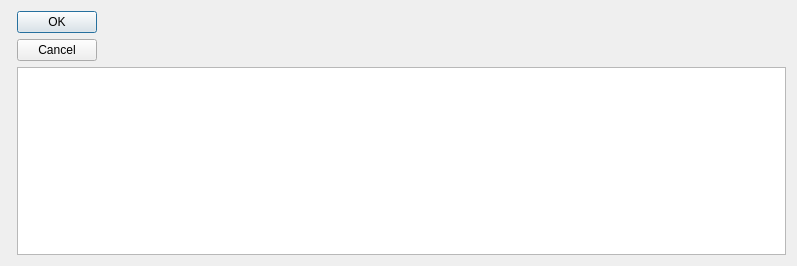
Qt form helper.ui (rubenlangius/pygrout) before a commit.
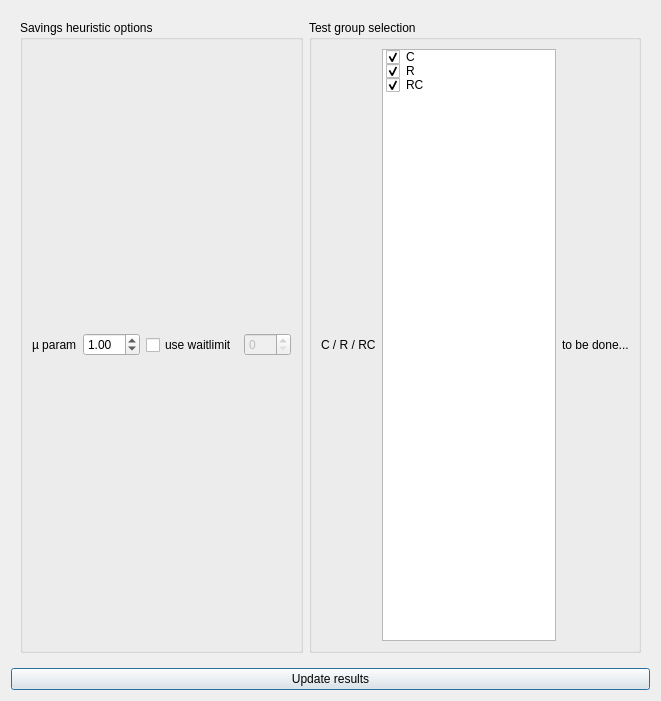
The same form after that commit.

Commit message: attempts on a gui for construction heuristics testing

```diff
--- a/helper.ui
+++ b/helper.ui
@@ -6,33 +6,142 @@
    <rect>
     <x>0</x>
     <y>0</y>
-    <width>797</width>
-    <height>266</height>
+    <width>661</width>
+    <height>701</height>
    </rect>
   </property>
   <property name="sizePolicy">
-   <sizepolicy hsizetype="Fixed" vsizetype="Fixed">
+   <sizepolicy hsizetype="Preferred" vsizetype="Preferred">
     <horstretch>0</horstretch>
-    <verstretch>0</verstretch>
+    <verstretch>1</verstretch>
    </sizepolicy>
   </property>
   <property name="windowTitle">
    <string>Dialog</string>
   </property>
-  <layout class="QFormLayout" name="formLayout">
-   <item row="1" column="0">
-    <layout class="QVBoxLayout" name="verticalLayout"/>
-   </item>
-   <item row="2" column="1">
-    <widget class="QTreeView" name="treeView"/>
-   </item>
-   <item row="1" column="1">
-    <widget class="QDialogButtonBox" name="buttonBox">
-     <property name="orientation">
-      <enum>Qt::Vertical</enum>
+  <layout class="QVBoxLayout" name="verticalLayout">
+   <item>
+    <widget class="QWidget" name="widget" native="true">
+     <property name="minimumSize">
+      <size>
+       <width>0</width>
+       <height>0</height>
+      </size>
      </property>
-     <property name="standardButtons">
-      <set>QDialogButtonBox::Cancel|QDialogButtonBox::Ok</set>
+     <layout class="QHBoxLayout" name="horizontalLayout_2">
+      <item>
+       <widget class="QGroupBox" name="groupBox">
+        <property name="title">
+         <string>Savings heuristic options</string>
+        </property>
+        <layout class="QHBoxLayout" name="horizontalLayout">
+         <item>
+          <widget class="QLabel" name="label">
+           <property name="text">
+            <string>µ param</string>
+           </property>
+          </widget>
+         </item>
+         <item>
+          <widget class="QDoubleSpinBox" name="mi">
+           <property name="decimals">
+            <number>2</number>
+           </property>
+           <property name="singleStep">
+            <double>0.050000000000000</double>
+           </property>
+           <property name="value">
+            <double>1.000000000000000</double>
+           </property>
+          </widget>
+         </item>
+         <item>
+          <widget class="QCheckBox" name="has_waitlimit">
+           <property name="text">
+            <string>use waitlimit</string>
+           </property>
+          </widget>
+         </item>
+         <item>
+          <widget class="QSpinBox" name="waitlimit">
+           <property name="enabled">
+            <bool>false</bool>
+           </property>
+           <property name="maximum">
+            <number>120</number>
+           </property>
+           <property name="singleStep">
+            <number>30</number>
+           </property>
+          </widget>
+         </item>
+        </layout>
+       </widget>
+      </item>
+      <item>
+       <widget class="QGroupBox" name="groupBox_2">
+        <property name="title">
+         <string>Test group selection</string>
+        </property>
+        <layout class="QHBoxLayout" name="horizontalLayout_3">
+         <item>
+          <widget class="QLabel" name="label_2">
+           <property name="text">
+            <string>C / R / RC</string>
+           </property>
+          </widget>
+         </item>
+         <item>
+          <widget class="QListWidget" name="families">
+           <property name="minimumSize">
+            <size>
+             <width>30</width>
+             <height>80</height>
+            </size>
+           </property>
+           <item>
+            <property name="text">
+             <string>C</string>
+            </property>
+            <property name="checkState">
+             <enum>Checked</enum>
+            </property>
+           </item>
+           <item>
+            <property name="text">
+             <string>R</string>
+            </property>
+            <property name="checkState">
+             <enum>Checked</enum>
+            </property>
+           </item>
+           <item>
+            <property name="text">
+             <string>RC</string>
+            </property>
+            <property name="checkState">
+             <enum>Checked</enum>
+            </property>
+           </item>
+          </widget>
+         </item>
+         <item>
+          <widget class="QLabel" name="label_3">
+           <property name="text">
+            <string>to be done...</string>
+           </property>
+          </widget>
+         </item>
+        </layout>
+       </widget>
+      </item>
+     </layout>
+    </widget>
+   </item>
+   <item>
+    <widget class="QPushButton" name="update">
+     <property name="text">
+      <string>Update results</string>
      </property>
     </widget>
    </item>
```
Left out of the diff: 38 changed lines with no effect on the pictures. The commit also changes 2 other files.
